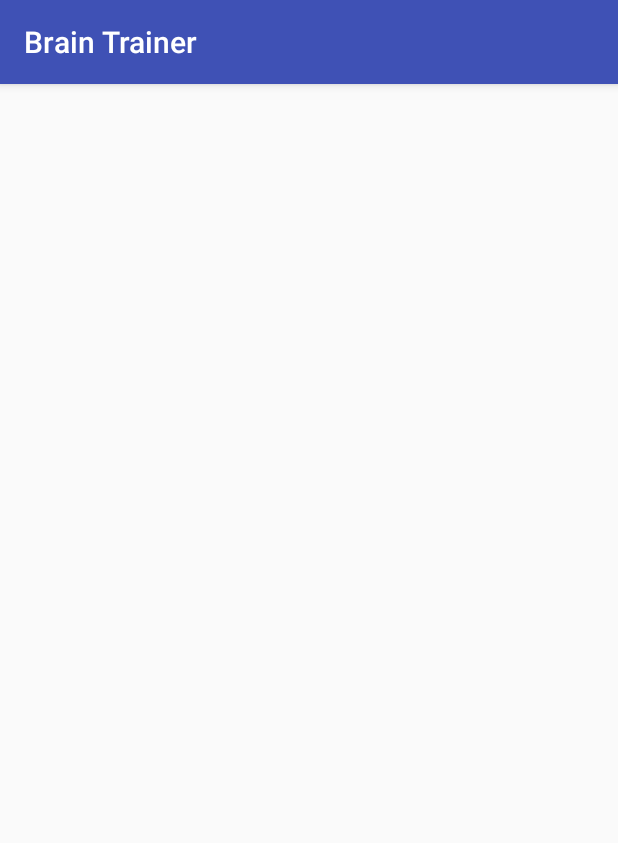
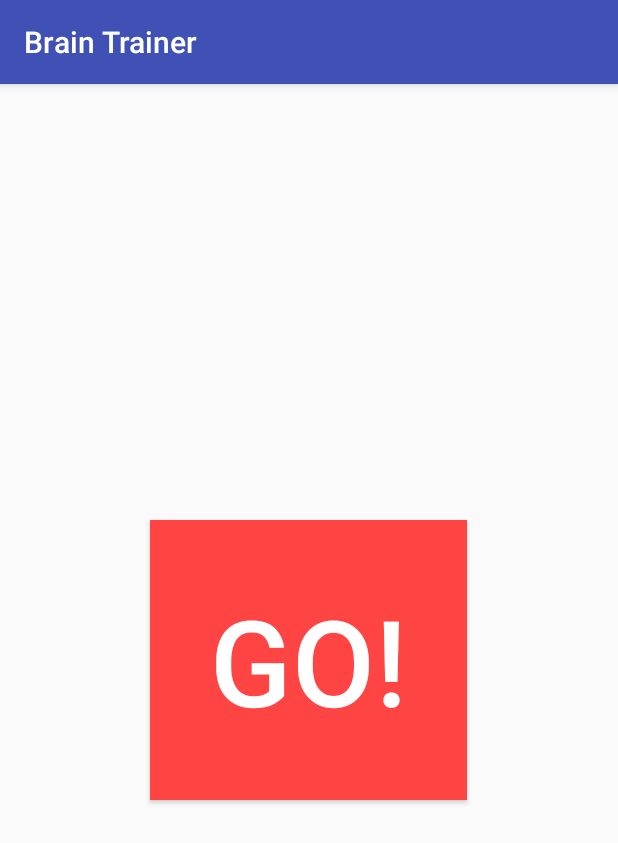
Before and after one commit to toneyobaze/Brain-Trainer, an Android app: the screen it shows after launch (MainActivity), on a phone screen of 412 x 824 dp. Shown: the top 843 px of the screen. Run offline under Robolectric (Android 15) with nearby library versions, the phone set to English and light mode, and no system bars.

Commit message:
Created "Go!" button

```diff
--- a/app/src/main/java/com/example/oladapo/braintrainer/MainActivity.java
+++ b/app/src/main/java/com/example/oladapo/braintrainer/MainActivity.java
@@ -2,12 +2,25 @@ package com.example.oladapo.braintrainer;
 
 import android.support.v7.app.AppCompatActivity;
 import android.os.Bundle;
+import android.view.View;
+import android.widget.Button;
 
 public class MainActivity extends AppCompatActivity {
+
+    Button startButton;
 
     @Override
     protected void onCreate(Bundle savedInstanceState) {
         super.onCreate(savedInstanceState);
         setContentView(R.layout.activity_main);
+
+        startButton = findViewById(R.id.startButton);
+        startButton.setOnClickListener(new View.OnClickListener() {
+            @Override
+            public void onClick(View v) {
+                startButton.setVisibility(View.INVISIBLE);
+            }
+        });
+
     }
 }
--- a/app/src/main/res/layout/activity_main.xml
+++ b/app/src/main/res/layout/activity_main.xml
@@ -1,9 +1,19 @@
 <?xml version="1.0" encoding="utf-8"?>
-<android.support.constraint.ConstraintLayout xmlns:android="http://schemas.android.com/apk/res/android"
-    xmlns:app="http://schemas.android.com/apk/res-auto"
+<RelativeLayout xmlns:android="http://schemas.android.com/apk/res/android"
     xmlns:tools="http://schemas.android.com/tools"
     android:layout_width="match_parent"
     android:layout_height="match_parent"
     tools:context=".MainActivity">
 
-</android.support.constraint.ConstraintLayout>
+    <Button
+        android:id="@+id/startButton"
+        android:layout_width="wrap_content"
+        android:layout_height="wrap_content"
+        android:layout_centerInParent="true"
+        android:background="@android:color/holo_red_light"
+        android:onClick="start"
+        android:padding="40dp"
+        android:text="Go!"
+        android:textColor="@android:color/background_light"
+        android:textSize="80sp" />
+</RelativeLayout>
```
